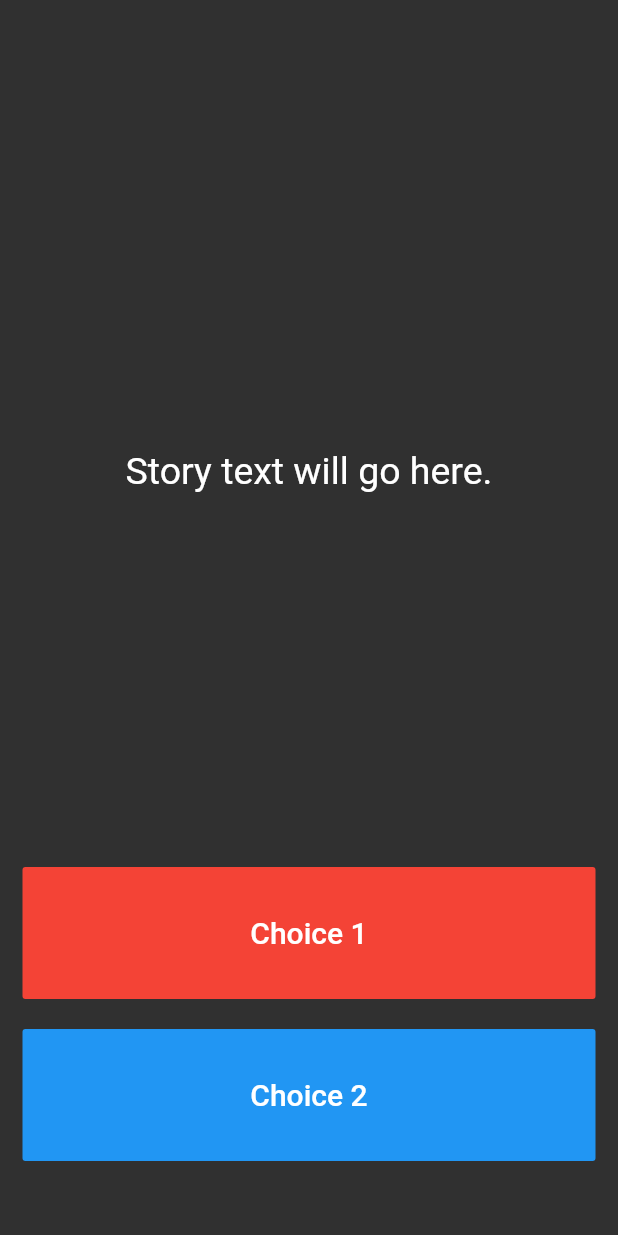
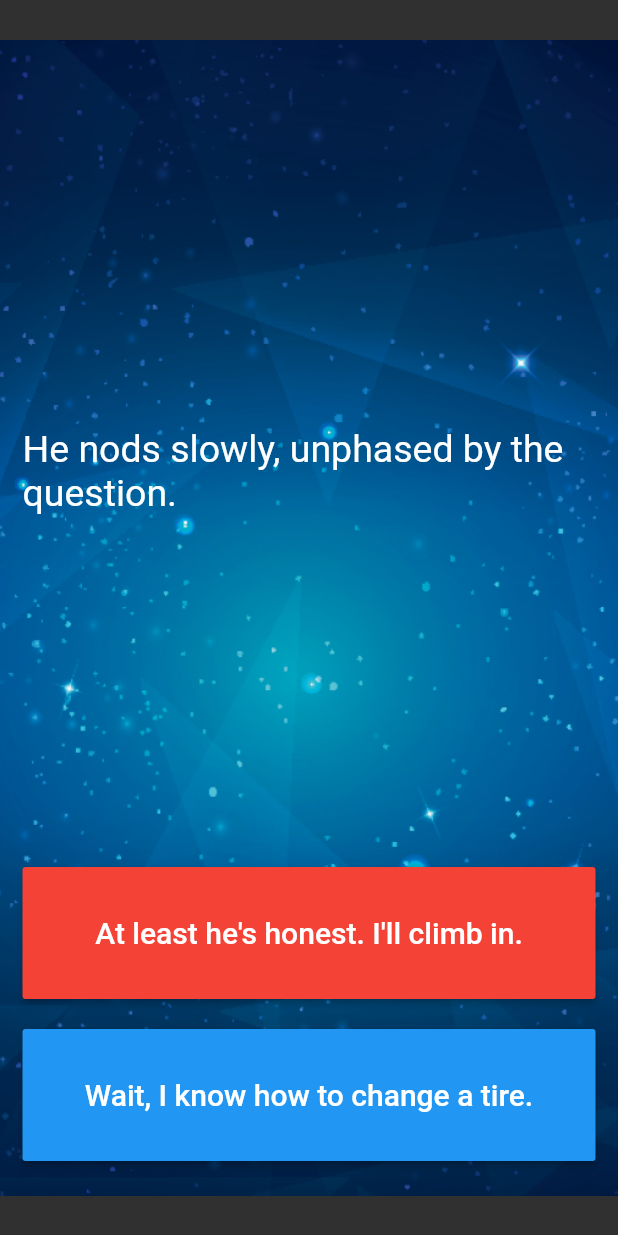
Before and after one commit to matatoMatata94/destiny, a Flutter app: the screen it shows after launch, on a phone screen of 412 x 824 dp. Run offline on Flutter 3.47's test engine with Material 2 defaults, Android fonts, the phone set to English and light mode, and no system bars.

Commit message:
Added two classes and a few methods
Added Story() and StoryBrain().
StoryBrain() got three getters added.
I also changed the background.

```diff
--- a/lib/main.dart
+++ b/lib/main.dart
@@ -1,10 +1,10 @@
+import 'package:destiny/story_brain.dart';
 import 'package:flutter/material.dart';
-
-//TODO: Step 15 - Run the app and see if you can see the screen update with the first story. Delete this TODO if it looks as you expected.
 
 void main() => runApp(Destini());
 
 class Destini extends StatelessWidget {
+  @override
   Widget build(BuildContext context) {
     return MaterialApp(
       theme: ThemeData.dark(),
@@ -13,10 +13,13 @@ class Destini extends StatelessWidget {
   }
 }
 
-//TODO: Step 9 - Create a new storyBrain object from the StoryBrain class.
+StoryBrain storyBrain = StoryBrain();
 
 class StoryPage extends StatefulWidget {
-  _StoryPageState createState() => _StoryPageState();
+  const StoryPage({super.key});
+
+  @override
+  State<StoryPage> createState() => _StoryPageState();
 }
 
 class _StoryPageState extends State<StoryPage> {
@@ -24,9 +27,12 @@ class _StoryPageState extends State<StoryPage> {
   Widget build(BuildContext context) {
     return Scaffold(
       body: Container(
-        //TODO: Step 1 - Add background.png to this Container as a background image.
-        padding: EdgeInsets.symmetric(vertical: 50.0, horizontal: 15.0),
-        constraints: BoxConstraints.expand(),
+        decoration: const BoxDecoration(
+            image: DecorationImage(
+          image: AssetImage('images/background.png'),
+        )),
+        padding: const EdgeInsets.symmetric(vertical: 50.0, horizontal: 15.0),
+        constraints: const BoxConstraints.expand(),
         child: SafeArea(
           child: Column(
             crossAxisAlignment: CrossAxisAlignment.stretch,
@@ -35,9 +41,8 @@ class _StoryPageState extends State<StoryPage> {
                 flex: 12,
                 child: Center(
                   child: Text(
-                    //TODO: Step 10 - use the storyBrain to get the first story title and display it in this Text Widget.
-                    'Story text will go here.',
-                    style: TextStyle(
+                    storyBrain.getStory(),
+                    style: const TextStyle(
                       fontSize: 25.0,
                     ),
                   ),
@@ -45,38 +50,36 @@ class _StoryPageState extends State<StoryPage> {
               ),
               Expanded(
                 flex: 2,
-                child: FlatButton(
+                child: MaterialButton(
                   onPressed: () {
                     //Choice 1 made by user.
                     //TODO: Step 18 - Call the nextStory() method from storyBrain and pass the number 1 as the choice made by the user.
                   },
                   color: Colors.red,
                   child: Text(
-                    //TODO: Step 13 - Use the storyBrain to get the text for choice 1.
-                    'Choice 1',
-                    style: TextStyle(
+                    storyBrain.getChoice1(),
+                    style: const TextStyle(
                       fontSize: 20.0,
                     ),
                   ),
                 ),
               ),
-              SizedBox(
+              const SizedBox(
                 height: 20.0,
               ),
               Expanded(
                 flex: 2,
                 //TODO: Step 26 - Use a Flutter Visibility Widget to wrap this FlatButton.
                 //TODO: Step 28 - Set the "visible" property of the Visibility Widget to equal the output from the buttonShouldBeVisible() method in the storyBrain.
-                child: FlatButton(
+                child: MaterialButton(
                   onPressed: () {
                     //Choice 2 made by user.
                     //TODO: Step 19 - Call the nextStory() method from storyBrain and pass the number 2 as the choice made by the user.
                   },
                   color: Colors.blue,
                   child: Text(
-                    //TODO: Step 14 - Use the storyBrain to get the text for choice 2.
-                    'Choice 2',
-                    style: TextStyle(
+                    storyBrain.getChoice2(),
+                    style: const TextStyle(
                       fontSize: 20.0,
                     ),
                   ),
--- a/lib/story_brain.dart
+++ b/lib/story_brain.dart
@@ -1,48 +1,55 @@
-//TODO: Step 6 - import the story.dart file into this file.
+import 'story.dart';
 
-//TODO: Step 5 - Create a new class called StoryBrain.
+class StoryBrain {
+  late String storyTitle;
+  late String choice1;
+  late String choice2;
 
-//TODO: Step 7 - Uncomment the lines below to include storyData as a private property in StoryBrain. Hint: You might need to change something in story.dart to make this work.
+  final List<Story> _storyData = [
+    Story(
+        storyTitle:
+            'Your car has blown a tire on a winding road in the middle of nowhere with no cell phone reception. You decide to hitchhike. A rusty pickup truck rumbles to a stop next to you. A man with a wide brimmed hat with soulless eyes opens the passenger door for you and asks: "Need a ride, boy?".',
+        choice1: 'I\'ll hop in. Thanks for the help!',
+        choice2: 'Better ask him if he\'s a murderer first.'),
+    Story(
+        storyTitle: 'He nods slowly, unphased by the question.',
+        choice1: 'At least he\'s honest. I\'ll climb in.',
+        choice2: 'Wait, I know how to change a tire.'),
+    Story(
+        storyTitle:
+            'As you begin to drive, the stranger starts talking about his relationship with his mother. He gets angrier and angrier by the minute. He asks you to open the glovebox. Inside you find a bloody knife, two severed fingers, and a cassette tape of Elton John. He reaches for the glove box.',
+        choice1: 'I love Elton John! Hand him the cassette tape.',
+        choice2: 'It\'s him or me! You take the knife and stab him.'),
+    Story(
+        storyTitle:
+            'What? Such a cop out! Did you know traffic accidents are the second leading cause of accidental death for most adult age groups?',
+        choice1: 'Restart',
+        choice2: ''),
+    Story(
+        storyTitle:
+            'As you smash through the guardrail and careen towards the jagged rocks below you reflect on the dubious wisdom of stabbing someone while they are driving a car you are in.',
+        choice1: 'Restart',
+        choice2: ''),
+    Story(
+        storyTitle:
+            'You bond with the murderer while crooning verses of "Can you feel the love tonight". He drops you off at the next town. Before you go he asks you if you know any good places to dump bodies. You reply: "Try the pier".',
+        choice1: 'Restart',
+        choice2: '')
+  ];
 
-//List<Story> _storyData = [
-//  Story(
-//      storyTitle:
-//      'Your car has blown a tire on a winding road in the middle of nowhere with no cell phone reception. You decide to hitchhike. A rusty pickup truck rumbles to a stop next to you. A man with a wide brimmed hat with soulless eyes opens the passenger door for you and asks: "Need a ride, boy?".',
-//      choice1: 'I\'ll hop in. Thanks for the help!',
-//      choice2: 'Better ask him if he\'s a murderer first.'),
-//  Story(
-//      storyTitle: 'He nods slowly, unphased by the question.',
-//      choice1: 'At least he\'s honest. I\'ll climb in.',
-//      choice2: 'Wait, I know how to change a tire.'),
-//  Story(
-//      storyTitle:
-//      'As you begin to drive, the stranger starts talking about his relationship with his mother. He gets angrier and angrier by the minute. He asks you to open the glovebox. Inside you find a bloody knife, two severed fingers, and a cassette tape of Elton John. He reaches for the glove box.',
-//      choice1: 'I love Elton John! Hand him the cassette tape.',
-//      choice2: 'It\'s him or me! You take the knife and stab him.'),
-//  Story(
-//      storyTitle:
-//      'What? Such a cop out! Did you know traffic accidents are the second leading cause of accidental death for most adult age groups?',
-//      choice1: 'Restart',
-//      choice2: ''),
-//  Story(
-//      storyTitle:
-//      'As you smash through the guardrail and careen towards the jagged rocks below you reflect on the dubious wisdom of stabbing someone while they are driving a car you are in.',
-//      choice1: 'Restart',
-//      choice2: ''),
-//  Story(
-//      storyTitle:
-//      'You bond with the murderer while crooning verses of "Can you feel the love tonight". He drops you off at the next town. Before you go he asks you if you know any good places to dump bodies. You reply: "Try the pier".',
-//      choice1: 'Restart',
-//      choice2: '')
-//];
+  getStory() {
+    return storyTitle = _storyData[1].storyTitle;
+  }
 
+  getChoice1() {
+    return choice1 = _storyData[1].choice1;
+  }
+
+  getChoice2() {
+    return choice2 = _storyData[1].choice2;
+  }
+}
 //TODO: Step 23 - Use the storyNumber property inside getStory(), getChoice1() and getChoice2() so that it gets the updated story and choices rather than always just the first (0th) one.
-
-//TODO: Step 8 - Create a method called getStory() that returns the first storyTitle from _storyData.
-
-//TODO: Step 11 - Create a method called getChoice1() that returns the text for the first choice1 from _storyData.
-
-//TODO: Step 12 - Create a method called getChoice2() that returns the text for the first choice2 from _storyData.
 
 //TODO: Step 25 - Change the storyNumber property into a private property so that only story_brain.dart has access to it. You can do this by right clicking on the name (storyNumber) and selecting Refactor -> Rename to make the change across all the places where it's used.
 
--- a/pubspec.yaml
+++ b/pubspec.yaml
@@ -60,9 +60,8 @@ flutter:
   uses-material-design: true
 
   # To add assets to your application, add an assets section, like this:
-  # assets:
-  #   - images/a_dot_burr.jpeg
-  #   - images/a_dot_ham.jpeg
+  assets:
+    - images/
 
   # An image asset can refer to one or more resolution-specific "variants", see
   # https://flutter.dev/assets-and-images/#resolution-aware
```
Also changed, not shown: lib/story.dart (+7 -4 lines), images/background.png (added).
